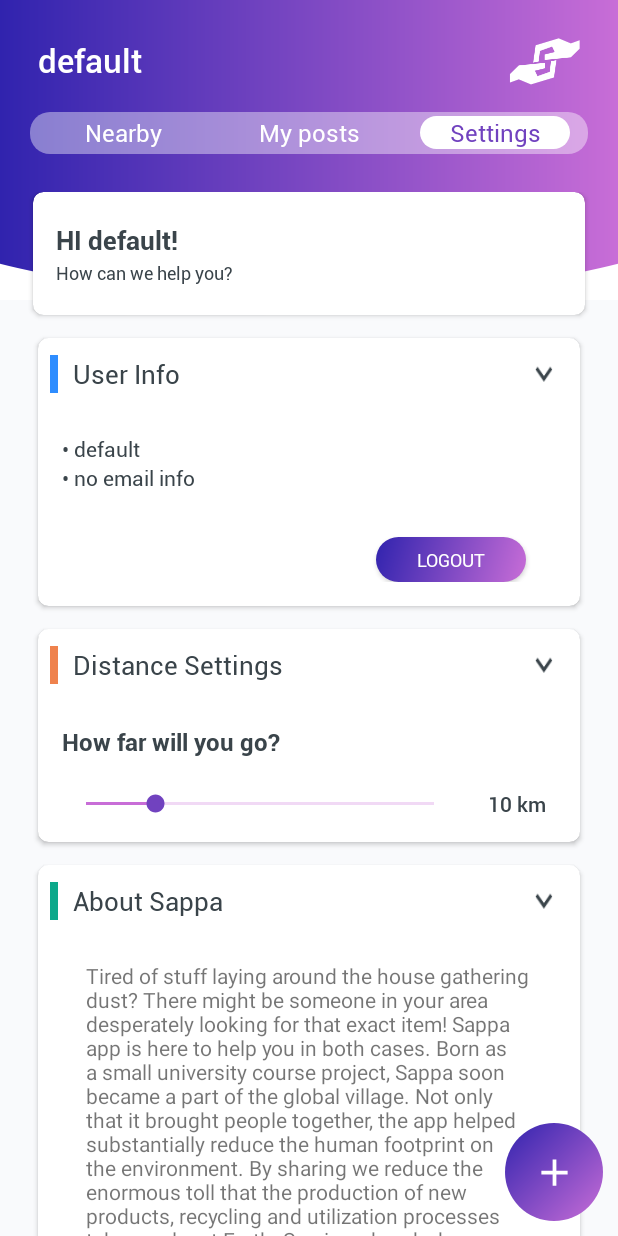
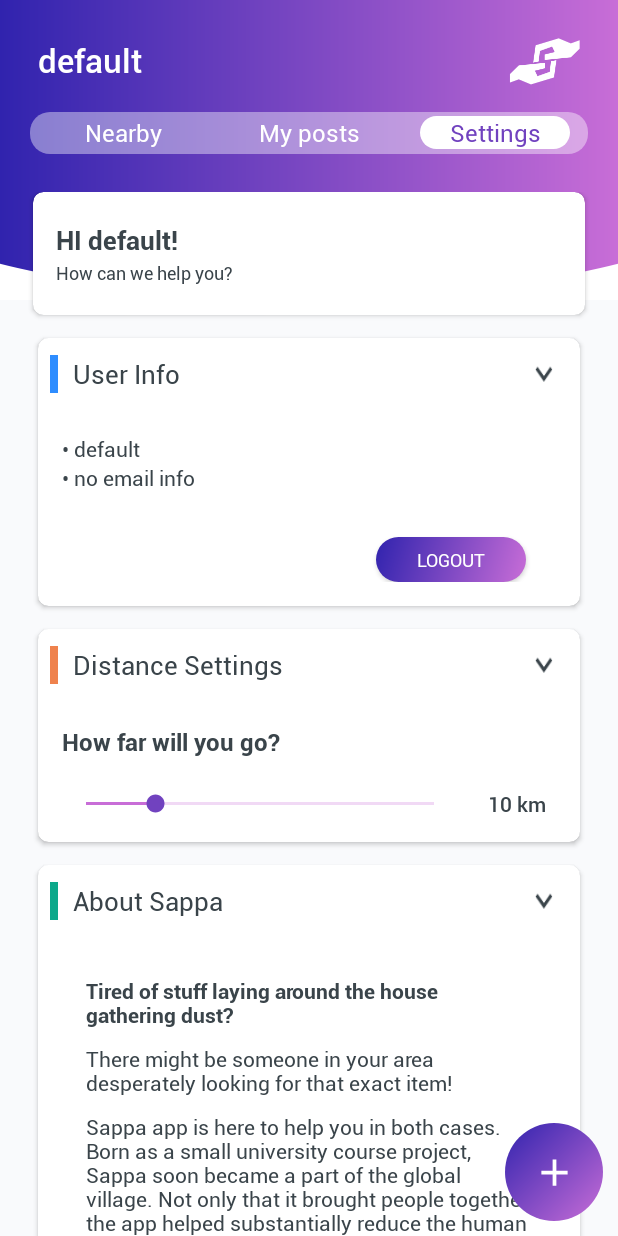
Before and after one commit to niminim44/Sappa-PostPc, an Android app: the NearbyFragment screen opened directly, with no data from a screen before it, tab 3 chosen, on a phone screen of 412 x 824 dp. Run offline under Robolectric (Android 15) with nearby library versions, the phone set to English and light mode, and no system bars; our stand-ins replace ButterKnife, EventBus, Firebase (no records; nobody signed in at launch, a user with empty details on screens opened directly), RxJava; libraries missing offline, so code that uses them is left out: com.github.aakira.expandablelayout; plain views replace ExpandableLinearLayout; 1 statement that could not run was skipped.

Commit message:
fixed another crash... reverse the order of the nearby posts list so that the latest post will be on top
fixed issue with about part in settingsˆ

```diff
--- a/app/src/main/java/com/postpc/nimrod/sappa_postpc/main/nearby/NearbyContract.java
+++ b/app/src/main/java/com/postpc/nimrod/sappa_postpc/main/nearby/NearbyContract.java
@@ -31,6 +31,10 @@ public interface NearbyContract {
         void init();
 
         void onDestroy();
+
+        void onStop();
+
+        void onStart();
     }
 
 }
--- a/app/src/main/java/com/postpc/nimrod/sappa_postpc/main/nearby/NearbyFragment.java
+++ b/app/src/main/java/com/postpc/nimrod/sappa_postpc/main/nearby/NearbyFragment.java
@@ -114,4 +114,16 @@ public class NearbyFragment extends Fragment implements NearbyContract.View{
         super.onDestroy();
         presenter.onDestroy();
     }
+
+    @Override
+    public void onStop() {
+        presenter.onStop();
+        super.onStop();
+    }
+
+    @Override
+    public void onStart() {
+        super.onStart();
+        presenter.onStart();
+    }
 }
--- a/app/src/main/java/com/postpc/nimrod/sappa_postpc/main/nearby/NearbyPresenter.java
+++ b/app/src/main/java/com/postpc/nimrod/sappa_postpc/main/nearby/NearbyPresenter.java
@@ -47,6 +47,7 @@ class NearbyPresenter implements NearbyContract.Presenter{
     private ArrayList<PostModel> nearbyPostModels = new ArrayList<>();
     private Location currentLocation;
     private boolean servicesAvailable = false;
+    private boolean stopped = false;
 
     NearbyPresenter(NearbyContract.View view, Preferences preferences, LocationUtils locationUtils, ConnectivityManager connectivityManager, EventBus eventBus) {
         this.view = view;
@@ -75,7 +76,19 @@ class NearbyPresenter implements NearbyContract.Presenter{
         unsubscribeEventBus();
     }
 
+    @Override
+    public void onStop() {
+        servicesAvailable = false;
+        stopped = true;
+    }
+
+    @Override
+    public void onStart() {
+        stopped = false;
+    }
+
     private void checkForInternetAndGpsConnectivity() {
+        if(!stopped){
             locationManager = view.getLocationManager();
             boolean gpsEnabled = locationManager.isProviderEnabled(LocationManager.GPS_PROVIDER);
             NetworkInfo activeNetwork = connectivityManager.getActiveNetworkInfo();
@@ -87,6 +100,7 @@ class NearbyPresenter implements NearbyContract.Presenter{
                 retryInFiveSeconds();
             } else {
                 getLocationAndContinue();
+            }
         }
     }
 
@@ -166,9 +180,8 @@ class NearbyPresenter implements NearbyContract.Presenter{
                     view.initRecyclerView(new ArrayList<>());
                 }
                 else{
-//                    Collections.reverse(nearbyPostModels);
                     Collections.sort(nearbyPostModels, (o1, o2) -> {
-                        int compareByDate = Long.valueOf(o1.getTimestamp()).compareTo(Long.valueOf(o2.getTimestamp()));
+                        int compareByDate = Long.valueOf(o2.getTimestamp()).compareTo(Long.valueOf(o1.getTimestamp()));
                         if(compareByDate == 0){
                             return Float.compare(o1.getDistanceValue(), o2.getDistanceValue());
                         }
--- a/app/src/main/java/com/postpc/nimrod/sappa_postpc/preferences/Preferences.java
+++ b/app/src/main/java/com/postpc/nimrod/sappa_postpc/preferences/Preferences.java
@@ -22,7 +22,7 @@ public class Preferences {
     private static final String ELECTRONICS = "Electronics";
     private static final String FURNITURE = "Furniture";
     private static final String BOOKS = "Books";
-    private static final String CLOTHING = "Clohting";
+    private static final String CLOTHING = "Clothing";
     private static final String SPORTS = "Sports & Hobbies";
     private static final String CHILDREN = "Children & Infants";
     private static final String OTHER = "Other";
--- a/app/src/main/res/layout/fragment_settings.xml
+++ b/app/src/main/res/layout/fragment_settings.xml
@@ -426,19 +426,69 @@
                         android:padding="16dp">
 
                         <TextView
-                            android:id="@+id/about_text_view"
+                            android:id="@+id/about_title"
                             android:layout_width="0dp"
                             android:layout_height="wrap_content"
+                            android:textSize="14sp"
+                            android:fontFamily="@font/roboto_bold"
+                            android:textColor="@color/charcole"
+                            android:layout_marginTop="10dp"
                             android:layout_marginStart="16dp"
                             android:layout_marginEnd="16dp"
-                            android:layout_marginBottom="16dp"
-                            android:text="@string/about_text"
-                            tools:text="Lorem ipsum dolor sit amet, consectetur adipiscing elit, sed do eiusmod tempor incididunt ut labore et dolore magna aliqua. Ut enim ad minim veniam, quis nostrud exercitation ullamco laboris nisi ut aliquip ex ea commodo consequat. Duis aute irure dolor in reprehenderit in voluptate velit esse cillum dolore eu fugiat nulla pariatur. Excepteur sint occaecat cupidatat non proident, sunt in culpa qui officia deserunt mollit anim id est laborum."
+                            android:text="@string/about_title"
                             app:layout_constraintTop_toTopOf="parent"
                             app:layout_constraintStart_toStartOf="parent"
                             app:layout_constraintEnd_toEndOf="parent"
-                            app:layout_constraintBottom_toBottomOf="parent"
                             />
+
+                        <TextView
+                            android:id="@+id/first_paragraph"
+                            android:layout_width="0dp"
+                            android:layout_height="wrap_content"
+                            android:textSize ="14sp"
+                            android:fontFamily="@font/roboto_regular"
+                            android:textColor="@color/charcole"
+                            android:layout_marginStart="16dp"
+                            android:layout_marginEnd="16dp"
+                            android:layout_marginTop="10dp"
+                            android:text="@string/about_first_paragraph"
+                            app:layout_constraintStart_toStartOf="parent"
+                            app:layout_constraintEnd_toEndOf="parent"
+                            app:layout_constraintTop_toBottomOf="@id/about_title"/>
+
+
+                        <TextView
+                            android:id="@+id/second_paragraph"
+                            android:layout_width="0dp"
+                            android:layout_height="wrap_content"
+                            android:layout_marginTop="10dp"
+                            android:layout_marginStart="16dp"
+                            android:layout_marginEnd="16dp"
+                            android:textColor="@color/charcole"
+                            android:textSize="14sp"
+                            android:fontFamily="@font/roboto_regular"
+                            android:text="@string/about_second_paragraph"
+                            app:layout_constraintStart_toStartOf="parent"
+                            app:layout_constraintEnd_toEndOf="parent"
+                            app:layout_constraintTop_toBottomOf="@id/first_paragraph"/>
+
+                        <TextView
+                            android:id="@+id/about_outline"
+                            android:layout_width="0dp"
+                            android:layout_height="wrap_content"
+                            android:layout_marginTop="10dp"
+                            android:layout_marginStart="16dp"
+                            android:layout_marginEnd="16dp"
+                            android:textColor="@color/charcole"
+                            android:textSize="14sp"
+                            android:fontFamily="@font/roboto_regular"
+                            android:text="@string/about_outline"
+                            android:paddingBottom="100dp"
+                            app:layout_constraintTop_toBottomOf="@id/second_paragraph"
+                            app:layout_constraintStart_toStartOf="parent"
+                            app:layout_constraintEnd_toEndOf="parent"
+                            app:layout_constraintBottom_toBottomOf="parent"/>
+
 
                     </android.support.constraint.ConstraintLayout>
 
--- a/app/src/main/res/values/strings.xml
+++ b/app/src/main/res/values/strings.xml
@@ -59,8 +59,10 @@
     <string name="use_last_documented_location"><u>USE LAST LOCATION</u></string>
     <string name="choose_different_image"><u>CHOOSE A DIFFERENT IMAGE</u></string>
     <string name="select_action">Select Action</string>
-
-    <string name="about_text">Tired of stuff laying around the house gathering dust? There might be someone in your area desperately looking for that exact item! Sappa app is here to help you in both cases. Born as a small university course project, Sappa soon became a part of the global village. Not only that it brought people together, the app helped substantially reduce the human footprint on the environment. By sharing we reduce the enormous toll that the production of new products, recycling and utilization processes take on planet Earth. So give a hand, share an item! :)</string>
+    <string name="about_title">Tired of stuff laying around the house gathering dust?</string>
+    <string name="about_first_paragraph">There might be someone in your area desperately looking for that exact item!</string>
+    <string name="about_second_paragraph">Sappa app is here to help you in both cases. Born as a small university course project, Sappa soon became a part of the global village. Not only that it brought people together, the app helped substantially reduce the human footprint on the environment. By sharing we reduce the enormous toll that the production of new products, recycling and utilization processes take on planet Earth.</string>
+    <string name="about_outline">So give a hand, share an item! :)</string>
     <string name="clear_search"><u>Clear Search</u></string>
 
 
```
Lines whose indentation alone changed are shown as unchanged.
